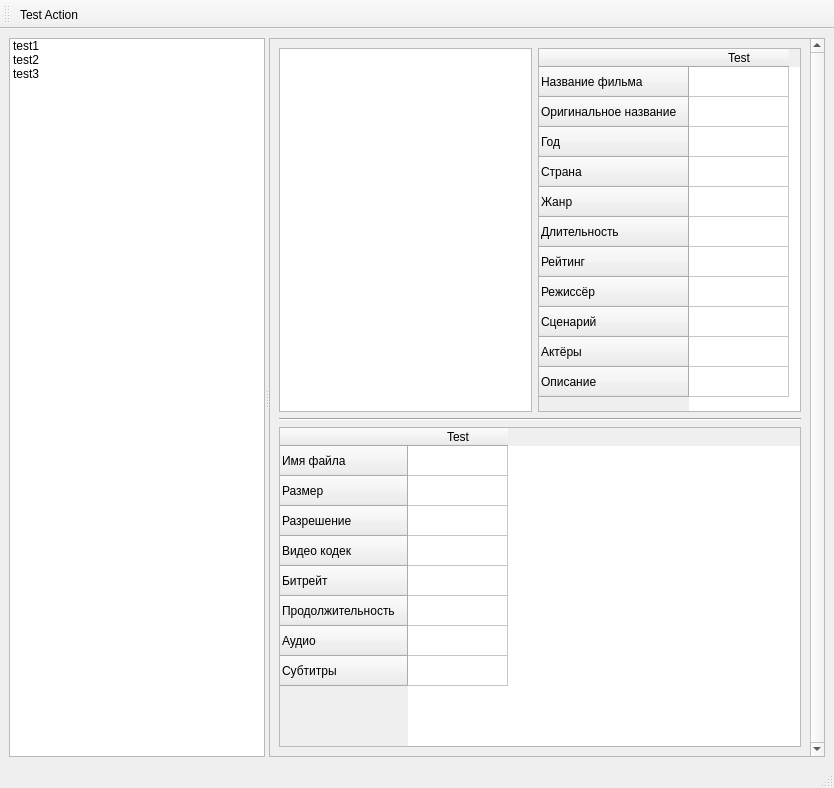
Qt form data/main.ui (antonkoatl/MvCatalog) before a commit.
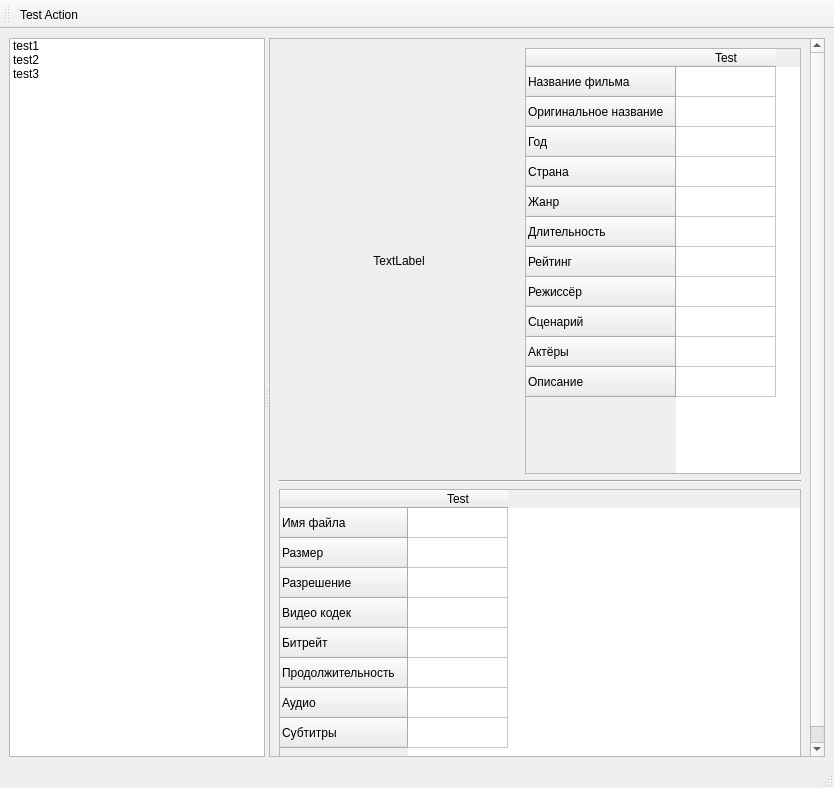
The same form after that commit.

What changed in the file:
```diff
--- a/data/main.ui
+++ b/data/main.ui
@@ -59,7 +59,7 @@
           <x>0</x>
           <y>0</y>
           <width>536</width>
-          <height>701</height>
+          <height>744</height>
          </rect>
         </property>
         <layout class="QVBoxLayout" name="verticalLayout_3">
@@ -69,7 +69,26 @@
          <item>
           <layout class="QHBoxLayout" name="horizontalLayout_2">
            <item>
-            <widget class="QGraphicsView" name="graphicsView"/>
+            <widget class="QLabel" name="label">
+             <property name="minimumSize">
+              <size>
+               <width>240</width>
+               <height>426</height>
+              </size>
+             </property>
+             <property name="maximumSize">
+              <size>
+               <width>240</width>
+               <height>426</height>
+              </size>
+             </property>
+             <property name="text">
+              <string>TextLabel</string>
+             </property>
+             <property name="alignment">
+              <set>Qt::AlignCenter</set>
+             </property>
+            </widget>
            </item>
            <item>
             <widget class="QTableWidget" name="tableWidget">
```
